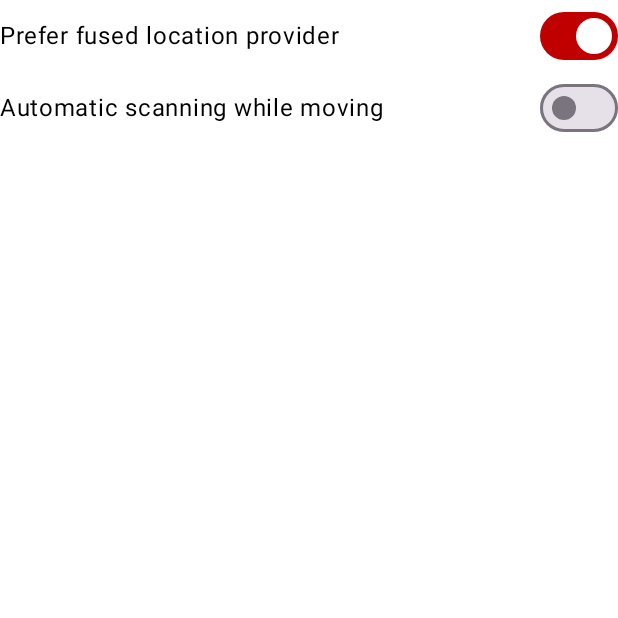
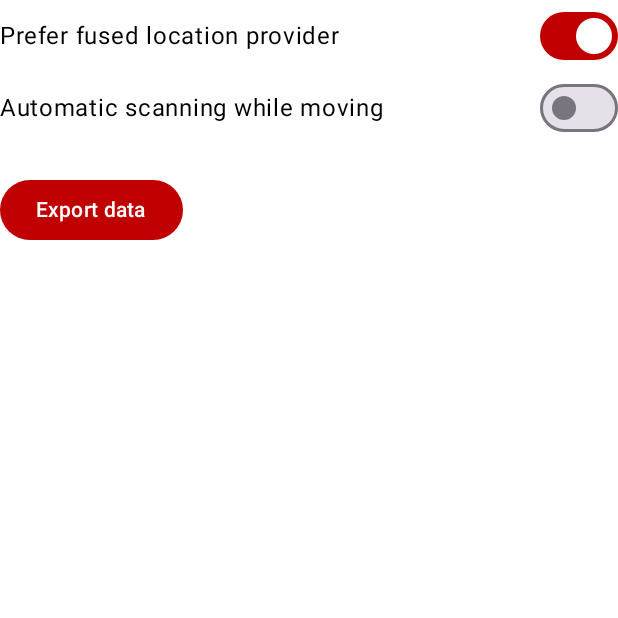
Before and after one commit to mjaakko/NeoStumbler, an Android app built with Jetpack Compose: the composable SettingsScreen shown on its own in the app's theme, on a phone screen of 412 x 824 dp, the top half of it. Run offline under Robolectric (Android 15) with nearby library versions, the phone set to English and light mode, and no system bars; our stand-ins replace Room's generated code, Timber; libraries missing offline, so code that uses them is left out: org.altbeacon.beacon.

Commit message:
Add export button to settings screen

```diff
--- a/app/src/main/java/xyz/malkki/neostumbler/ui/screens/SettingsScreen.kt
+++ b/app/src/main/java/xyz/malkki/neostumbler/ui/screens/SettingsScreen.kt
@@ -1,11 +1,16 @@
 package xyz.malkki.neostumbler.ui.screens
 
 import androidx.compose.foundation.layout.Column
+import androidx.compose.foundation.layout.Spacer
+import androidx.compose.foundation.layout.height
 import androidx.compose.runtime.Composable
+import androidx.compose.ui.Modifier
 import androidx.compose.ui.res.stringResource
+import androidx.compose.ui.unit.dp
 import xyz.malkki.neostumbler.R
 import xyz.malkki.neostumbler.constants.PreferenceKeys
 import xyz.malkki.neostumbler.ui.composables.AutoScanToggle
+import xyz.malkki.neostumbler.ui.composables.ExportDataButton
 import xyz.malkki.neostumbler.ui.composables.SettingsToggle
 
 @Composable
@@ -13,5 +18,7 @@ fun SettingsScreen() {
     Column {
         SettingsToggle(title = stringResource(id = R.string.prefer_fused_location), preferenceKey = PreferenceKeys.PREFER_FUSED_LOCATION, default = true)
         AutoScanToggle()
+        Spacer(modifier = Modifier.height(20.dp))
+        ExportDataButton()
     }
 }
```
